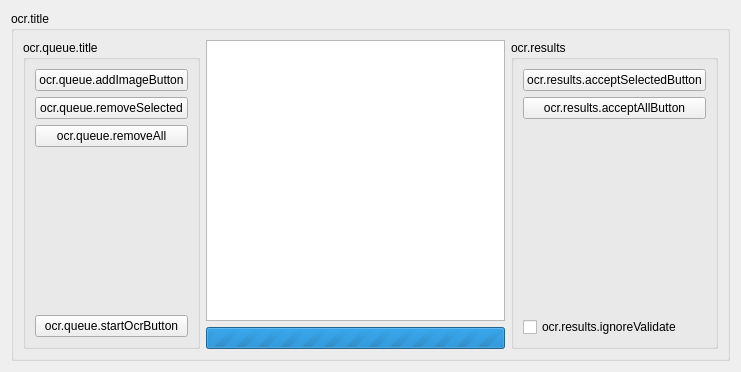
The window that ui/designer/components/ocrQueue.ui (ArcaeaOffline/client-pyside6) describes before a commit, drawn with Qt 5.
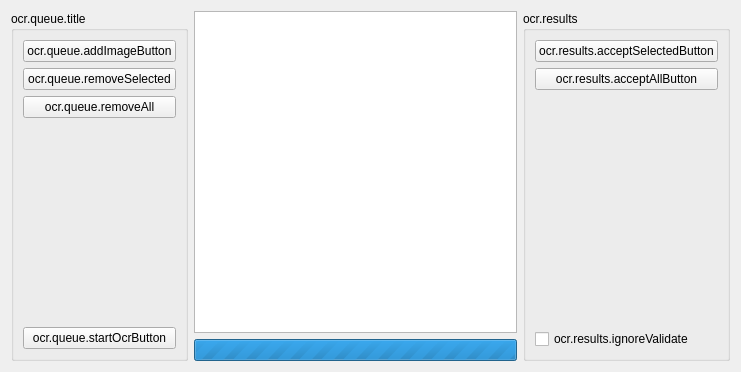
The same window after the commit.

```diff
--- a/ui/designer/components/ocrQueue.ui
+++ b/ui/designer/components/ocrQueue.ui
@@ -13,13 +13,7 @@
   <property name="windowTitle">
    <string>OcrQueue</string>
   </property>
-  <layout class="QVBoxLayout" name="verticalLayout">
-   <item>
-    <widget class="QGroupBox" name="groupBox_2">
-     <property name="title">
-      <string>ocr.title</string>
-     </property>
-     <layout class="QHBoxLayout" name="horizontalLayout">
+  <layout class="QHBoxLayout" name="horizontalLayout_2">
       <item>
        <widget class="QGroupBox" name="groupBox_3">
         <property name="title">
@@ -159,9 +153,6 @@
            <property name="text">
             <string>ocr.results.ignoreValidate</string>
            </property>
-          </widget>
-         </item>
-        </layout>
        </widget>
       </item>
      </layout>
```
Lines whose indentation alone changed are shown as unchanged.
